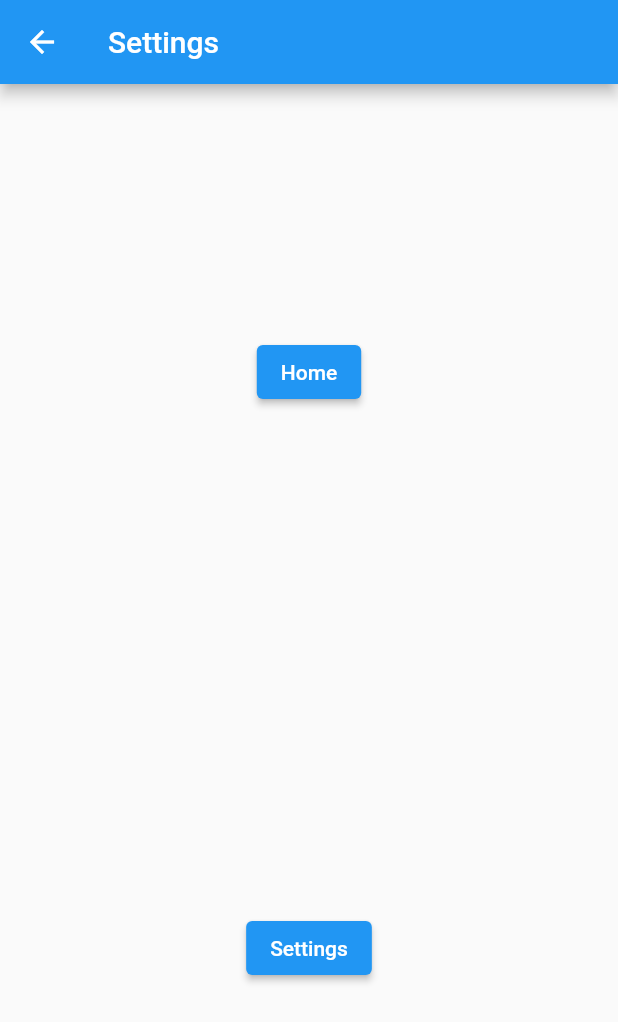
After one commit to BigDeeEss/dashcam, a Flutter app: the Settings screen opened by its route, on a phone screen of 412 x 824 dp. The commit adds this screen. Shown: the top 1022 px of the screen. Run offline on Flutter 3.47's test engine with Material 2 defaults, Android fonts, the phone set to English and light mode, and no system bars.

Commit message:
WARNING - bug.
Save.

```diff
--- a/lib/main.dart
+++ b/lib/main.dart
@@ -6,6 +6,7 @@ import 'package:flutter/material.dart';
 
 // Import project-specific files.
 import './home.dart';
+import './settings.dart';
 
 
 // App start point.
@@ -34,14 +35,14 @@ class DashCam extends StatelessWidget {
         // Can be overridden by initialRoute.
         '/': (context) => Home(),
 
-        // // Specify route => Home() route...
-        // '/home': (context) => Home(),
-        //
+        // Specify route => Home() route...
+        '/home': (context) => Home(),
+
         // // Specify route => Files() route...
         // '/files': (context) => Files(),
-        //
-        // // Specify route => Settings() route...
-        // '/settings': (context) => Settings(),
+
+        // Specify route => Settings() route...
+        '/settings': (context) => Settings(),
       },
     );
   }
--- /dev/null
+++ b/lib/settings.dart
@@ -0,0 +1,38 @@
+
+import 'package:flutter/material.dart';
+import './home.dart';
+
+class Settings extends StatelessWidget {
+  @override
+  Widget build(BuildContext context) {
+    return Scaffold(
+      appBar: AppBar(
+          title: Text('Settings')
+      ),
+      body: Center(
+        child: Column(
+          mainAxisAlignment: MainAxisAlignment.spaceAround,
+          crossAxisAlignment: CrossAxisAlignment.center,
+          children: <Widget>[
+            ElevatedButton(
+                onPressed:(){
+                  // Navigate to Settings() using route specified in DashCam()...
+                  // Navigator.pushNamed(context, '/settings');
+                  Navigator.popAndPushNamed(context, '/home');
+                },
+                child: Text('Home')
+            ),
+            ElevatedButton(
+                onPressed:(){
+                  // Navigate to Settings() using route specified in DashCam()...
+                  // Navigator.pushNamed(context, '/files');
+                  // Navigator.popAndPushNamed(context, '/settings');
+                },
+                child: Text('Settings')
+            ),
+          ],
+        ),
+      ),
+    );
+  }
+}
```
Also changed, not shown: lib/home.dart (+11 -3 lines).
